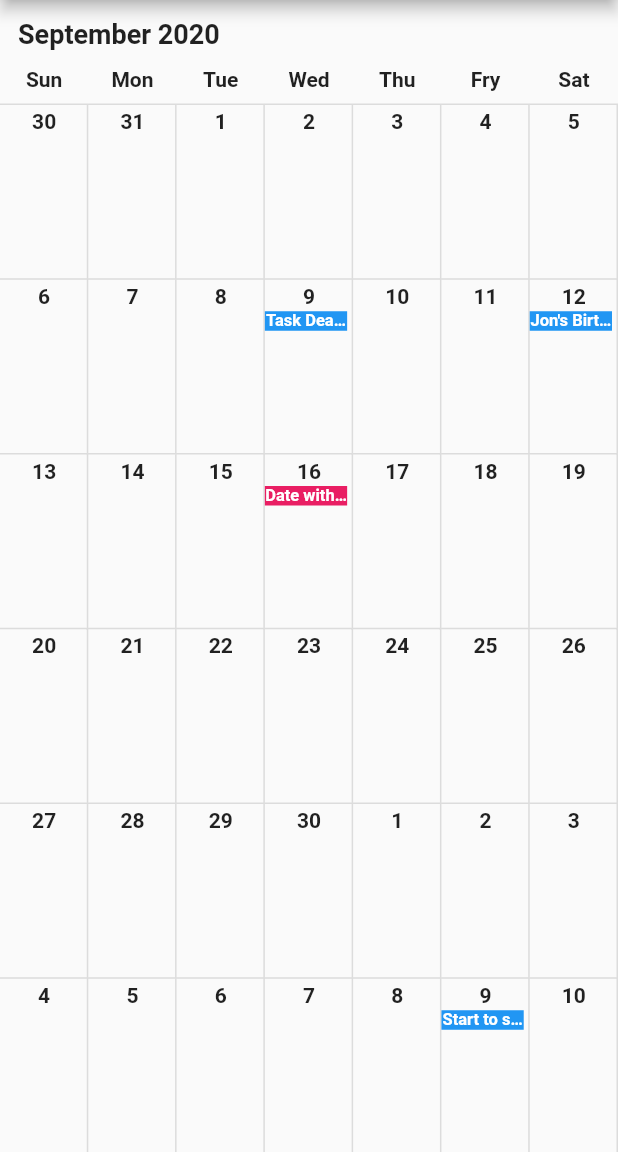
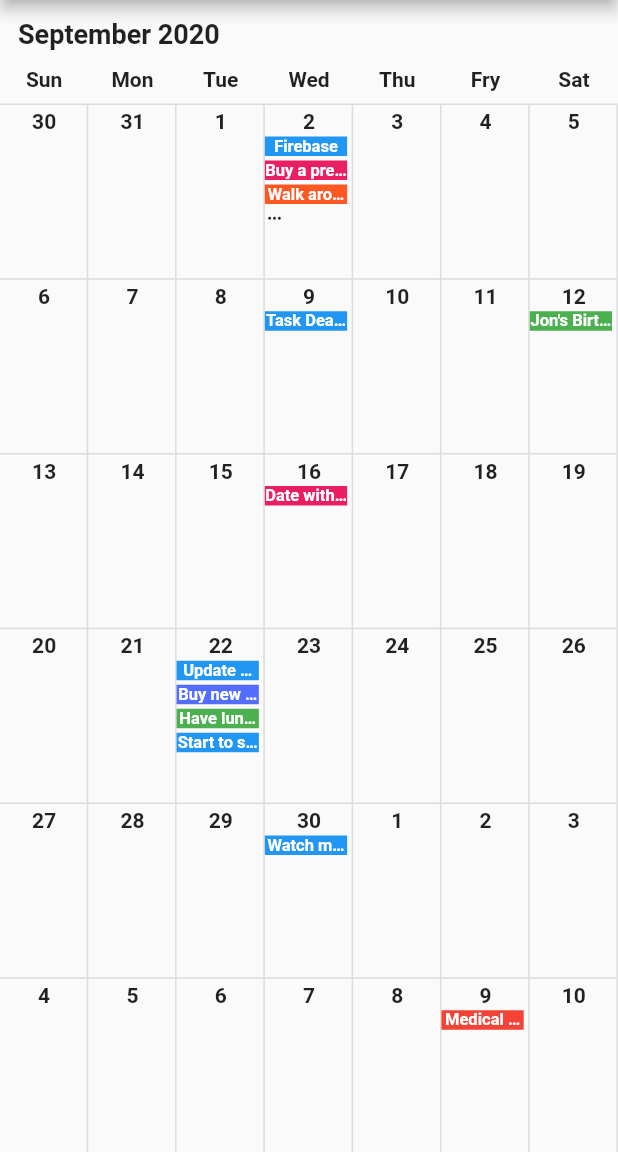
Before and after one commit to santa112358/cell_calendar, a Flutter app: the screen it shows after launch, on a phone screen of 412 x 824 dp, the part 84-1236 px from its top. Run offline on Flutter 3.47's test engine with Material 2 defaults, Android fonts, the phone set to English and light mode, and no system bars.

Commit message:
fix example

```diff
--- a/example/lib/main.dart
+++ b/example/lib/main.dart
@@ -1,5 +1,3 @@
-import 'dart:html';
-
 import 'package:cell_calendar/cell_calendar.dart';
 import 'package:flutter/material.dart';
 
@@ -26,50 +24,109 @@ class MyHomePage extends StatelessWidget {
   MyHomePage({Key key, this.title}) : super(key: key);
   final String title;
 
-  List<CalendarEvent> sampleEvents() {
+  @override
+  Widget build(BuildContext context) {
     final today = DateTime.now();
-    return [
+    final sampleEvents = [
+      CalendarEvent(
+          eventName: "New iPhone",
+          eventDate: today.add(Duration(days: -42)),
+          eventBackgroundColor: Colors.black),
+      CalendarEvent(
+          eventName: "Writing test",
+          eventDate: today.add(Duration(days: -30)),
+          eventBackgroundColor: Colors.deepOrange),
+      CalendarEvent(
+          eventName: "Play soccer",
+          eventDate: today.add(Duration(days: -7)),
+          eventBackgroundColor: Colors.greenAccent),
+      CalendarEvent(
+          eventName: "Learn about history",
+          eventDate: today.add(Duration(days: -7))),
+      CalendarEvent(
+          eventName: "Buy new keyboard",
+          eventDate: today.add(Duration(days: -7))),
+      CalendarEvent(
+          eventName: "Walk around the park",
+          eventDate: today.add(Duration(days: -7)),
+          eventBackgroundColor: Colors.deepOrange),
+      CalendarEvent(
+          eventName: "Buy a present for Rebecca",
+          eventDate: today.add(Duration(days: -7)),
+          eventBackgroundColor: Colors.pink),
+      CalendarEvent(
+          eventName: "Firebase", eventDate: today.add(Duration(days: -7))),
       CalendarEvent(eventName: "Task Deadline", eventDate: today),
       CalendarEvent(
-          eventName: "Jon's Birthday", eventDate: today.add(Duration(days: 3))),
+          eventName: "Jon's Birthday",
+          eventDate: today.add(Duration(days: 3)),
+          eventBackgroundColor: Colors.green),
       CalendarEvent(
           eventName: "Date with Rebecca",
           eventDate: today.add(Duration(days: 7)),
           eventBackgroundColor: Colors.pink),
       CalendarEvent(
           eventName: "Start to study Spanish",
-          eventDate: today.add(Duration(days: 30)))
+          eventDate: today.add(Duration(days: 13))),
+      CalendarEvent(
+          eventName: "Have lunch with Mike",
+          eventDate: today.add(Duration(days: 13)),
+          eventBackgroundColor: Colors.green),
+      CalendarEvent(
+          eventName: "Buy new Play Station software",
+          eventDate: today.add(Duration(days: 13)),
+          eventBackgroundColor: Colors.indigoAccent),
+      CalendarEvent(
+          eventName: "Update my flutter package",
+          eventDate: today.add(Duration(days: 13))),
+      CalendarEvent(
+          eventName: "Watch movies in my house",
+          eventDate: today.add(Duration(days: 21))),
+      CalendarEvent(
+          eventName: "Medical Checkup",
+          eventDate: today.add(Duration(days: 30)),
+          eventBackgroundColor: Colors.red),
+      CalendarEvent(
+          eventName: "Gym",
+          eventDate: today.add(Duration(days: 42)),
+          eventBackgroundColor: Colors.indigoAccent),
     ];
-  }
-
-  @override
-  Widget build(BuildContext context) {
     return Scaffold(
       appBar: AppBar(
         title: Text(title),
       ),
       body: CellCalendar(
-        events: sampleEvents(),
-        onCellTapped: (tappedDate) {
-          final eventsOnTheDate = sampleEvents().where((event) {
+        events: sampleEvents,
+        onCellTapped: (date) {
+          final eventsOnTheDate = sampleEvents.where((event) {
             final eventDate = event.eventDate;
-            return eventDate.year == tappedDate.year &&
-                eventDate.month == tappedDate.month &&
-                eventDate.day == tappedDate.day;
+            return eventDate.year == date.year &&
+                eventDate.month == date.month &&
+                eventDate.day == date.day;
           }).toList();
           showDialog(
-            context: context,
-            builder: (_) => AlertDialog(
-              title: Text(
-                tappedDate.month.toString() + " " + tappedDate.year.toString(),
-              ),
-              content: Column(
-                children: eventsOnTheDate
-                    .map((event) => Text(event.eventName))
-                    .toList(),
-              ),
-            ),
-          );
+              context: context,
+              builder: (_) => AlertDialog(
+                    title:
+                        Text(date.month.monthName + " " + date.day.toString()),
+                    content: Column(
+                      mainAxisSize: MainAxisSize.min,
+                      children: eventsOnTheDate
+                          .map(
+                            (event) => Container(
+                              width: double.infinity,
+                              padding: EdgeInsets.all(4),
+                              margin: EdgeInsets.only(bottom: 12),
+                              color: event.eventBackgroundColor,
+                              child: Text(
+                                event.eventName,
+                                style: TextStyle(color: event.eventTextColor),
+                              ),
+                            ),
+                          )
+                          .toList(),
+                    ),
+                  ));
         },
         onPageChanged: (firstDate, lastDate) {
           /// Called when the page was changed
--- a/lib/cell_calendar.dart
+++ b/lib/cell_calendar.dart
@@ -2,3 +2,4 @@ library cell_calendar;
 
 export 'src/calendar_event.dart';
 export 'src/cell_calendar.dart';
+export 'src/date_extension.dart';
```
Also changed, not shown: example/pubspec.lock.
